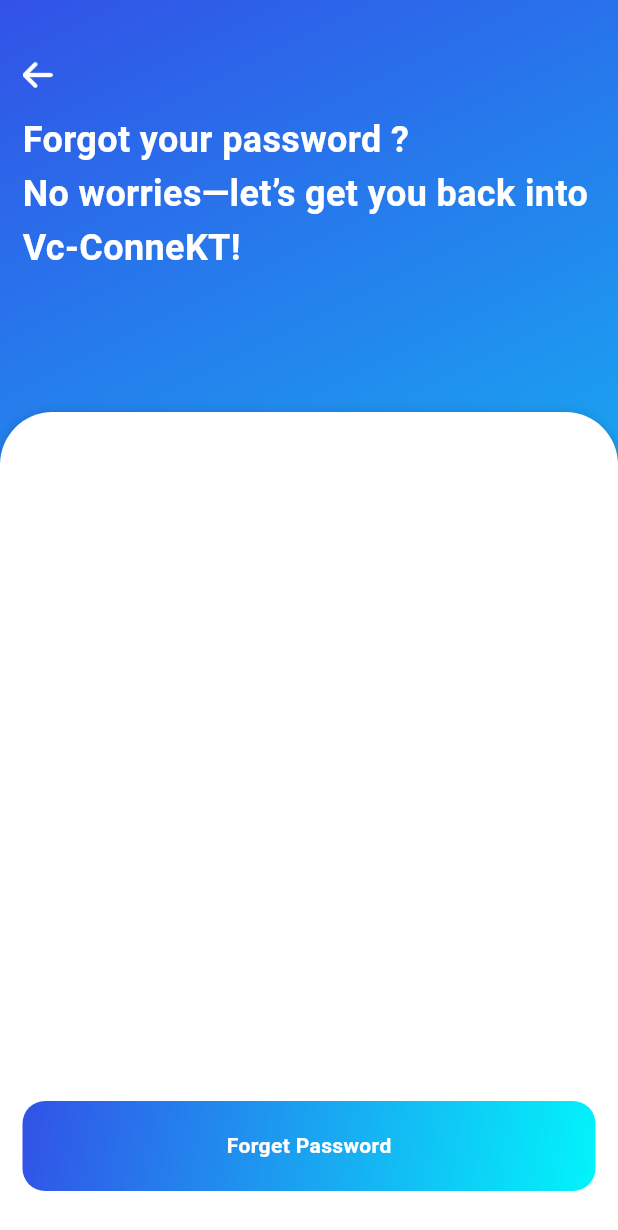
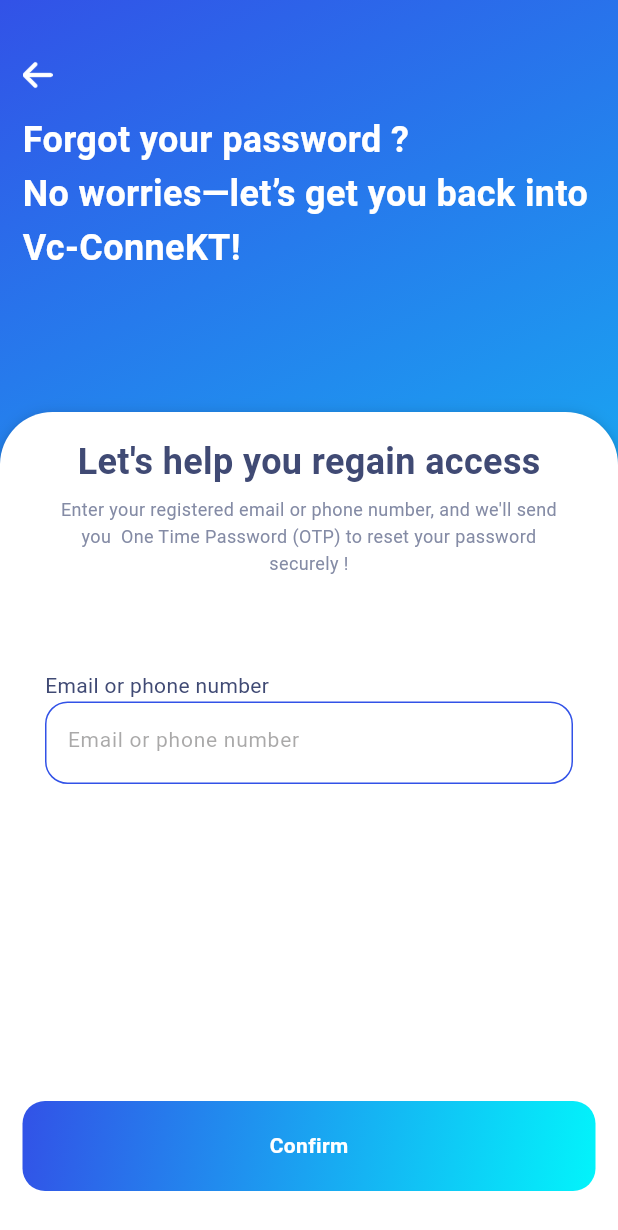
Before and after one commit to Abhish4k/Flutter-Firebase-Agora, a Flutter app: the screen it shows after launch, after a tap on "Forgot Password ?", on a phone screen of 412 x 824 dp. Shown: the top 1230 px of the screen. Run offline on Flutter 3.47's test engine with Material 3 defaults, Android fonts, the phone set to English and light mode, and no system bars; our stand-ins replace dio, firebase_auth, firebase_core, flutter_svg, fluttertoast, get; accounts and stored records are empty.

Commit message:
Forget Password Screen Design Ready and Common Text Field design for auth module

```diff
--- a/lib/api_service/api_url.dart
+++ b/lib/api_service/api_url.dart
@@ -1,5 +1,5 @@
 class ApiUrl {
-  static const String baseUrl = "http://192.168.18.121:5001/";
+  static const String baseUrl = "http://192.168.1.13:5001/";
   // static const String baseUrl = "http://192.168.18.121:5000/";
 
   static const String getPosts = "postList";
--- a/lib/app_click_listeners/app_click_listeners.dart
+++ b/lib/app_click_listeners/app_click_listeners.dart
@@ -75,9 +75,11 @@
     DataHelper.clearControllers();
   }
 
-  static onForgetPasswordButtonTap() {}
+  static onForgetPasswordConfirmButtonTap() {
+    AuthMixin.setAuthEnum = AuthEnum.verifyOtp;
+  }
 
-  static onVreifyOtpButtonTap() {}
+  static onVerifyOtpButtonTap() {}
 
   static onResetPasswordButtonTap() {}
 }
--- a/lib/app_views/auth_screen/auth_screen.dart
+++ b/lib/app_views/auth_screen/auth_screen.dart
@@ -70,8 +70,14 @@
                   crossAxisAlignment: CrossAxisAlignment.center,
                   mainAxisSize: MainAxisSize.max,
                   children: [
-                    getAuthScreen(authEnum: AuthMixin.getAuthEnum.value),
-
+                    SizedBox(
+                      height: appHeight(context: context) * 0.52,
+                      child: SingleChildScrollView(
+                        child: getAuthScreen(
+                          authEnum: AuthMixin.getAuthEnum.value,
+                        ),
+                      ),
+                    ),
                     authBottomWidget(
                       context: context,
                       onTap: getAuthButtonTap(
@@ -107,7 +113,7 @@
       case AuthEnum.signIn:
         return AppStrings.signIn;
       case AuthEnum.forgetPassword:
-        return AppStrings.forgetPassword;
+        return AppStrings.confirm;
       case AuthEnum.verifyOtp:
         return AppStrings.verifyOtp;
       case AuthEnum.resetPassword:
@@ -132,9 +138,9 @@
           ),
         );
       case AuthEnum.forgetPassword:
-        return () => AppClickListeners.onForgetPasswordButtonTap();
+        return () => AppClickListeners.onForgetPasswordConfirmButtonTap();
       case AuthEnum.verifyOtp:
-        return () => AppClickListeners.onVreifyOtpButtonTap();
+        return () => AppClickListeners.onVerifyOtpButtonTap();
       case AuthEnum.resetPassword:
         return () => AppClickListeners.onResetPasswordButtonTap();
     }
--- a/lib/app_views/auth_screen/auth_sub_screens/forget_password_screen.dart
+++ b/lib/app_views/auth_screen/auth_sub_screens/forget_password_screen.dart
@@ -1,4 +1,10 @@
 import 'package:flutter/material.dart';
+import 'package:flutter_agora_video_call/app_widget/app_text_field_widget/app_text_field_widget.dart';
+import 'package:flutter_agora_video_call/app_widget/text_widget/text_widget.dart';
+import 'package:flutter_agora_video_call/utils/app_color.dart';
+import 'package:flutter_agora_video_call/utils/app_const_size.dart';
+import 'package:flutter_agora_video_call/utils/app_strings.dart';
+import 'package:flutter_agora_video_call/utils/app_text_controller.dart';
 
 class ForgetPasswordScreen extends StatelessWidget {
   const ForgetPasswordScreen({super.key});
@@ -6,10 +12,41 @@
   @override
   Widget build(BuildContext context) {
     return Column(
-      mainAxisAlignment: MainAxisAlignment.start,
-      crossAxisAlignment: CrossAxisAlignment.start,
-      mainAxisSize: MainAxisSize.min,
-      children: [],
+      mainAxisAlignment: MainAxisAlignment.spaceBetween,
+      crossAxisAlignment: CrossAxisAlignment.center,
+      mainAxisSize: MainAxisSize.max,
+      children: [
+        Container(
+          padding: EdgeInsets.all(AppConstSize.size15),
+          child: Column(
+            mainAxisAlignment: MainAxisAlignment.start,
+            crossAxisAlignment: CrossAxisAlignment.center,
+            mainAxisSize: MainAxisSize.max,
+            children: [
+              textWidget(
+                text: AppStrings.letsHelpYouRegainAccess,
+                fontSize: AppConstSize.size24,
+                fontWeight: FontWeight.bold,
+                colour: AppColor.dotColor,
+              ),
+              SizedBox(height: AppConstSize.size5),
+              textWidget(
+                text: AppStrings.enterYourEmailAndPasswordDesc,
+                fontSize: AppConstSize.size12,
+                fontWeight: FontWeight.w400,
+                alignment: TextAlign.center,
+                colour: AppColor.textColor,
+              ),
+              SizedBox(height: AppConstSize.size50),
+              AppTextFieldWidget(
+                textEditingController: emailController,
+                title: AppStrings.enterEmailorPhoneNo,
+                hintText: AppStrings.enterEmailorPhoneNo,
+              ),
+            ],
+          ),
+        ),
+      ],
     );
   }
 }
--- a/lib/app_views/dashboard_screen/dashboard_screen.dart
+++ b/lib/app_views/dashboard_screen/dashboard_screen.dart
@@ -1,7 +1,6 @@
 import 'package:flutter/material.dart';
 import 'package:get/get.dart';
 import 'package:flutter_agora_video_call/app_mixins/dashboard_mixin/dashboard_mixin.dart';
-import 'package:flutter_agora_video_call/app_models/app_service_model/posts_data_model.dart';
 
 class DashboardScreen extends StatelessWidget {
   const DashboardScreen({super.key});
--- /dev/null
+++ b/lib/app_widget/app_text_field_widget/app_text_field_widget.dart
@@ -0,0 +1,51 @@
+import 'package:flutter/material.dart';
+import 'package:flutter_agora_video_call/app_widget/text_field_widget/text_field_widget.dart';
+import 'package:flutter_agora_video_call/app_widget/text_widget/text_widget.dart';
+import 'package:flutter_agora_video_call/utils/app_color.dart';
+import 'package:flutter_agora_video_call/utils/app_const_size.dart';
+import 'package:flutter_agora_video_call/utils/app_text_sizes.dart';
+
+class AppTextFieldWidget extends StatelessWidget {
+  TextEditingController textEditingController;
+  String title, hintText;
+
+  AppTextFieldWidget({
+    super.key,
+    required this.textEditingController,
+    required this.title,
+    required this.hintText,
+  });
+
+  @override
+  Widget build(BuildContext context) {
+    return Container(
+      margin: EdgeInsets.symmetric(vertical: AppConstSize.size12),
+      child: Column(
+        mainAxisAlignment: MainAxisAlignment.start,
+        crossAxisAlignment: CrossAxisAlignment.start,
+        mainAxisSize: MainAxisSize.min,
+        children: [
+          textWidget(
+            text: title,
+            fontSize: AppConstSize.size14,
+            fontWeight: FontWeight.w400,
+            colour: AppColor.dotColor,
+          ),
+          Container(
+            height: AppConstSize.size55,
+            width: appWidth(context: context),
+            padding: EdgeInsets.symmetric(horizontal: AppConstSize.size10),
+            decoration: BoxDecoration(
+              border: Border.all(color: AppColor.themeColor),
+              borderRadius: BorderRadius.circular(AppConstSize.size15),
+            ),
+            child: TextFieldWidget(
+              textFieldController: textEditingController,
+              hint: hintText,
+            ),
+          ),
+        ],
+      ),
+    );
+  }
+}
--- a/lib/utils/app_strings.dart
+++ b/lib/utils/app_strings.dart
@@ -4,7 +4,17 @@
   static const String signIn = "Sign In";
   static const String signUp = "Sign Up";
   static const String enterYourEmail = "Enter your email";
+  static const String firstName = "First Name";
+  static const String lastName = "Last Name";
+  static const String phoneNumber = "Phone Number";
+  static const String enterYourFirstName = "Enter your $firstName";
+  static const String enterYourLastName = "Enter your $lastName";
+  static const String enterYourPhoneNumber = "Enter your $phoneNumber";
+  static const String dateOfBirth = "Date of birth";
+  static const String enterYourDOB = "Enter your $dateOfBirth";
   static const String enterYourPassword = "Enter your password";
+  static const String confirmPassword = "Confirm password";
+  static const String confirm = "Confirm";
   static const String forgetPassword = "Forget Password";
   static const String forgotPassword = "Forgot Password ? ";
   static const String verifyOtp = "Verify OTP";
@@ -14,6 +24,10 @@
   static const String doNotHaveAnAccount = "Do not have an account?";
   static const String welcomeBack = "Welcome Back";
   static const String getStarted = "Get Started";
+  static const String letsHelpYouRegainAccess = "Let's help you regain access";
+
+  static const String enterYourEmailAndPasswordDesc =
+      "Enter your registered email or phone number, and we'll send you  One Time Password (OTP) to reset your password securely !";
   static const String google = "Google";
   static const String facebook = "Facebook";
   static const String noRecord = "No Record";
@@ -31,9 +45,12 @@
       "Forgot your password ?\nNo worries—let’s get you back into Vc-ConneKT!";
   static const String pleaseEnterValidEmail = "Please Enter a Valid Email!";
   static const String pleaseEnterEmail = "Please Enter Email!";
+  static const String enterEmailorPhoneNo = "Email or phone number";
   static const String pleaseEnterPassword = "Please Enter Password!";
   static const String passLengthMustBeAtleast8Characters =
       "Password length must be at least 8 characters!";
   static const String passMustHaveSpecialCharLetterNumber =
       "Password must have Minimum eight characters, at least one letter, one number and one special character";
+  static const String accHasBeenCreatedSucessfully =
+      "Account has been created sucessfully!";
 }
--- a/lib/utils/app_text_controller.dart
+++ b/lib/utils/app_text_controller.dart
@@ -2,3 +2,9 @@
 
 TextEditingController emailController = TextEditingController();
 TextEditingController passwordController = TextEditingController();
+TextEditingController firstNameController = TextEditingController();
+TextEditingController lastNameController = TextEditingController();
+TextEditingController dobController = TextEditingController();
+TextEditingController confirmPasswordController = TextEditingController();
+TextEditingController phoneController = TextEditingController();
+TextEditingController countryController = TextEditingController();
--- a/lib/utils/app_validation.dart
+++ b/lib/utils/app_validation.dart
@@ -4,6 +4,7 @@
 import 'package:flutter_agora_video_call/utils/app_strings.dart';
 
 class AppValidations {
+  // Sign Up Screen Validation Function
   static bool validateSignUp({required AuthRequestModel authRequestModel}) {
     if (authRequestModel.email.isEmpty) {
       DataHelper.showAppToast(
@@ -30,9 +31,14 @@
       );
       return false;
     }
+    DataHelper.showAppToast(
+      bkgColor: AppColor.dotColor,
+      message: AppStrings.accHasBeenCreatedSucessfully,
+    );
     return true;
   }
 
+  // Sign In Screen Validation Function
   static bool validateSignIn({required AuthRequestModel authRequestModel}) {
     if (authRequestModel.email.isEmpty) {
       DataHelper.showAppToast(
```
Also changed, not shown: lib/app_api_service/app_api_service.dart (+23 -0 lines), lib/app_models/app_service_model/posts_model.dart (+7 -7 lines), lib/app_views/auth_screen/auth_sub_screens/sign_up_screen.dart (+36 -51 lines).
